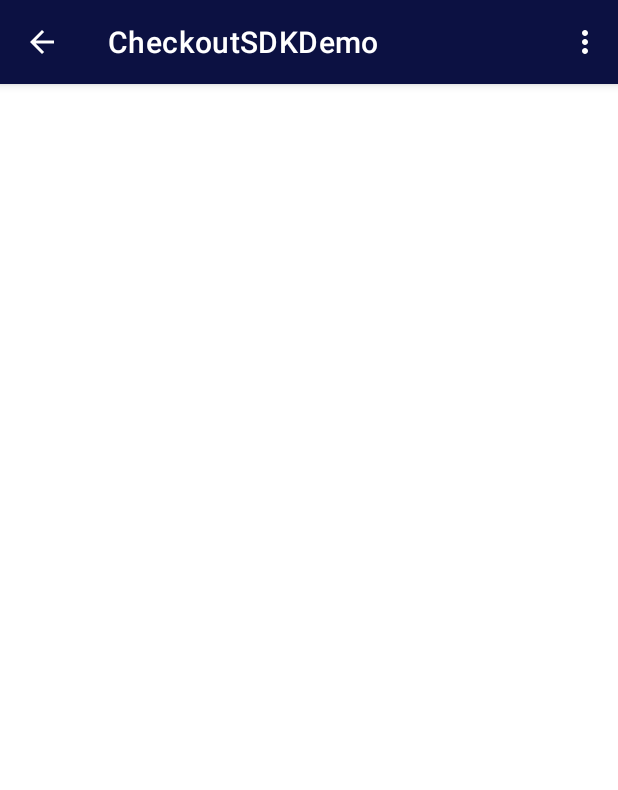
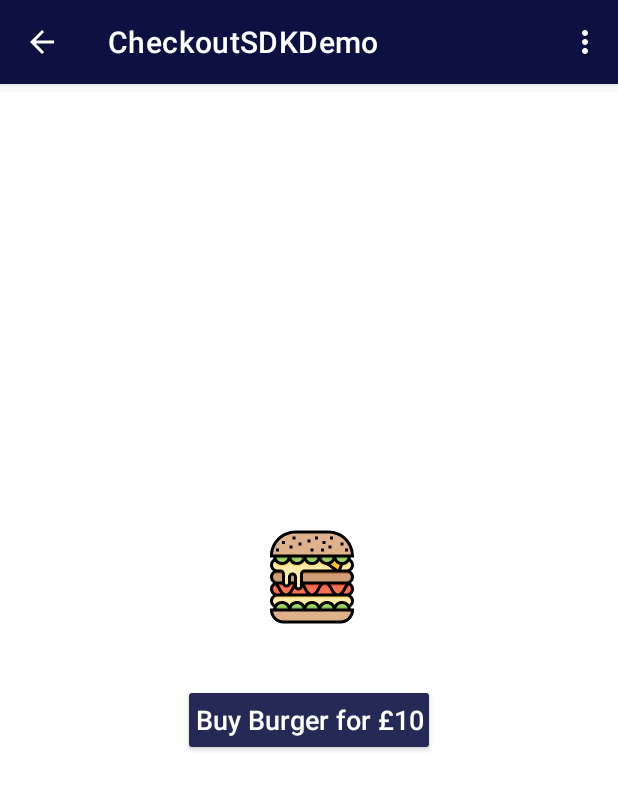
Before and after one commit to chintansonis/PaymentPractical, an Android app: the screen it shows after launch (CheckoutMainActivity), on a phone screen of 412 x 824 dp. Shown: the top 790 px of the screen. Run offline under Robolectric (Android 15) with nearby library versions, the phone set to English and light mode, and no system bars; our stand-ins replace Dagger/Hilt's generated code, navigation-ui.

Commit message:
checkout sdk integration

```diff
--- a/app/src/main/res/navigation/nav_graph.xml
+++ b/app/src/main/res/navigation/nav_graph.xml
@@ -8,17 +8,23 @@
         android:id="@+id/checkoutSDKDemoFragment"
         android:name="com.checkoutcom.checkoutpractical.ui.fragments.CheckoutSDKDemoFragment"
         android:label="@string/checkout_sdk_demo"
-        tools:layout="@layout/fragment_headless_demo">
+        tools:layout="@layout/fragment_buy_btn_ui">
 
         <action
-            android:id="@+id/action_CheckoutSDKDemoFragment_to_ProceedToPayFragment"
-            app:destination="@id/ProceedToPayFragment"
+            android:id="@+id/action_CheckoutSDKDemoFragment_to_checkoutSDKUIDemoFragment"
+            app:destination="@id/checkoutSDKUIDemoFragment"
             app:enterAnim="@anim/nav_default_enter_anim"
             app:exitAnim="@anim/nav_default_exit_anim"
             app:popEnterAnim="@anim/nav_default_pop_enter_anim"
             app:popExitAnim="@anim/nav_default_pop_exit_anim"
             />
     </fragment>
+
+    <fragment
+        android:id="@+id/checkoutSDKUIDemoFragment"
+        android:name="com.checkoutcom.checkoutpractical.ui.fragments.CheckoutSDKUIDemoFragment"
+        android:label="@string/checkout_sdk_demo"
+        tools:layout="@layout/fragment_buy_btn_ui"/>
     <fragment
         android:id="@+id/ProceedToPayFragment"
         android:name="com.checkoutcom.checkoutpractical.ui.fragments.ProceedToCheckoutFragment"
--- a/app/src/main/res/values/strings.xml
+++ b/app/src/main/res/values/strings.xml
@@ -34,6 +34,7 @@
     <string name="error_invalid_cvv">Please enter valid CVV</string>
     <string name="dont_press_back_while_payment">You can not press back button while payment is in processing state.</string>
     <string name="checkout_sdk_demo">CheckoutSDKDemo</string>
+    <string name="checkout_sdk_ui_demo">CheckoutSDKUIDemo</string>
     <string name="secret_key">pk_test_6e40a700-d563-43cd-89d0-f9bb17d35e73</string>
     <string name="token_generated">Token generated</string>
     <string name="network_error">Network error</string>
```
Also changed, not shown: app/src/main/java/com/checkoutcom/checkoutpractical/ui/fragments/CheckoutSDKUIDemoFragment.kt (added, +107 -0 lines), app/src/main/res/layout/fragment_sdk_ui.xml (added, +18 -0 lines), app/src/main/res/layout/fragment_buy_btn_ui.xml (renamed from app/src/main/res/layout/fragment_headless_demo.xml).
